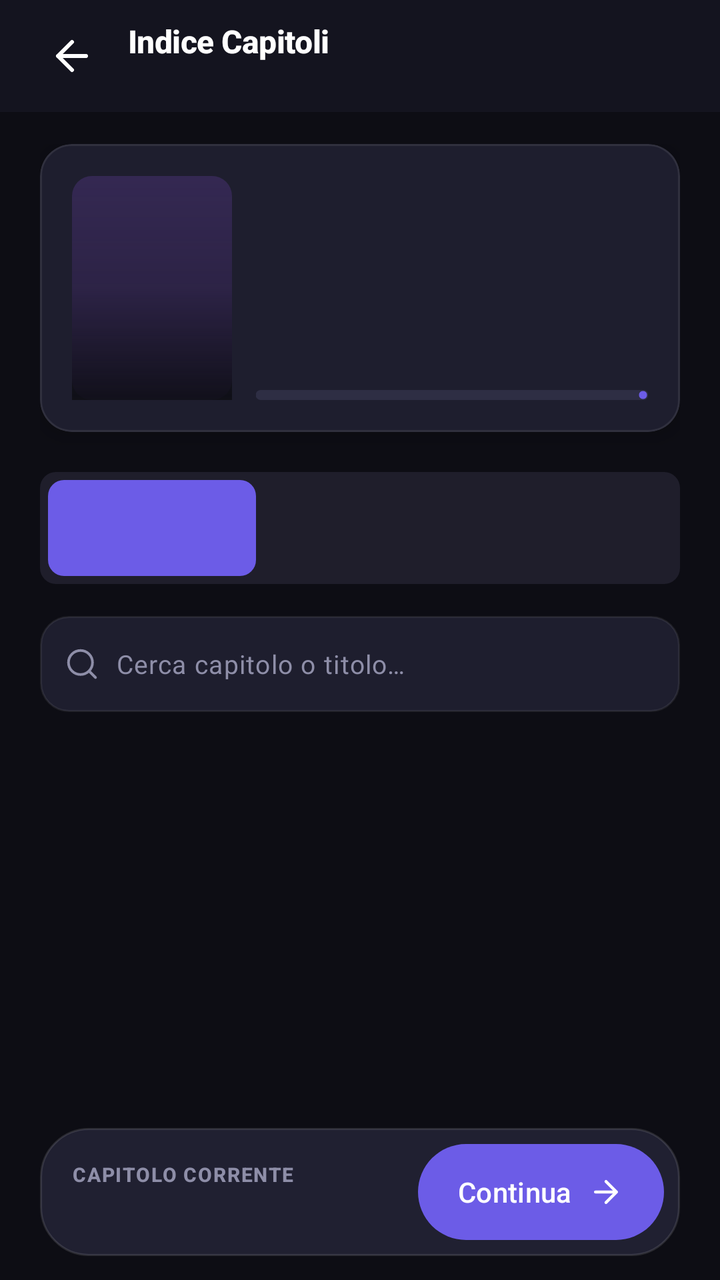
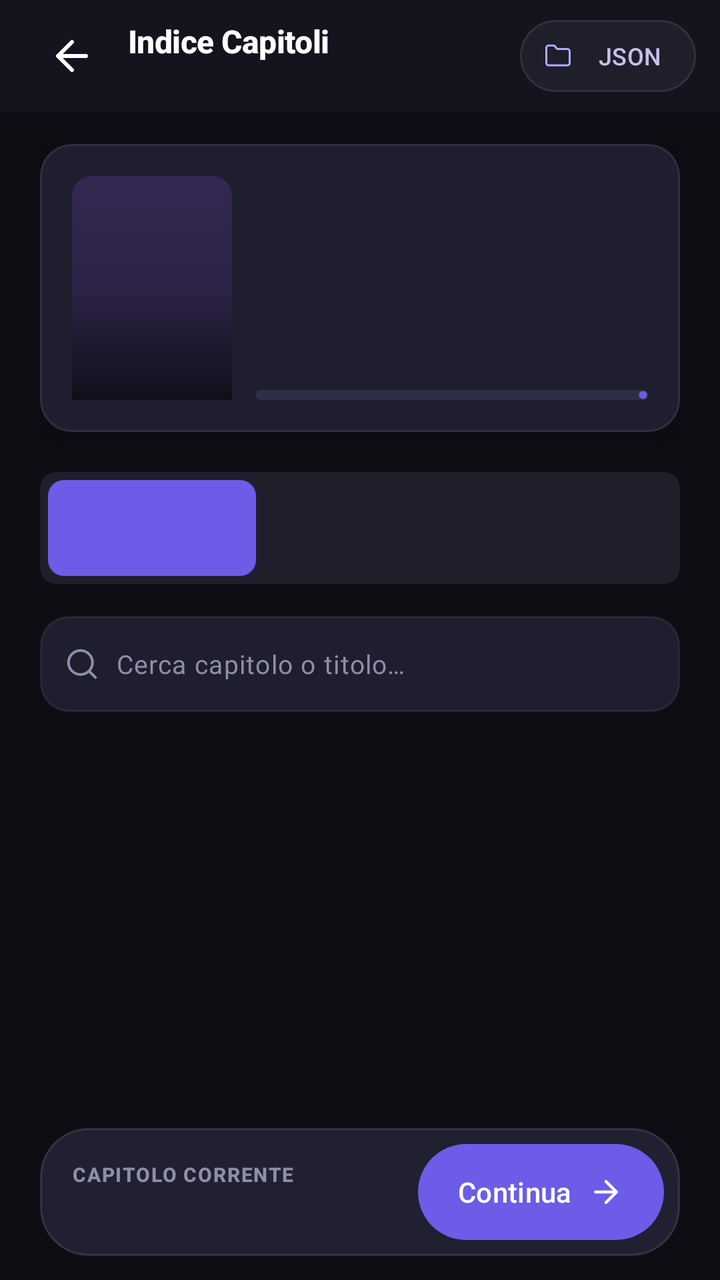

The first picture is an Android layout as it rendered before a commit; the second is the same layout after the commit. The layout source and the unified diff follow.
<!-- AndroidManifest.xml: application theme Theme.EReader -->
<!-- res/layout/activity_ebook_chapters.xml -->
<?xml version="1.0" encoding="utf-8"?>
<androidx.coordinatorlayout.widget.CoordinatorLayout xmlns:android="http://schemas.android.com/apk/res/android"
    xmlns:app="http://schemas.android.com/apk/res-auto"
    android:layout_width="match_parent"
    android:layout_height="match_parent"
    android:background="?attr/ereaderCanvasBg"
    android:fitsSystemWindows="true">

    <LinearLayout
        android:layout_width="match_parent"
        android:layout_height="match_parent"
        android:orientation="vertical">

        
        <LinearLayout
            android:layout_width="match_parent"
            android:layout_height="@dimen/top_bar_height"
            android:background="?attr/ereaderNavTranslucentBg"
            android:gravity="center_vertical"
            android:orientation="horizontal"
            android:paddingHorizontal="@dimen/space_md">

            <ImageButton
                android:id="@+id/btnChaptersBack"
                android:layout_width="@dimen/touch_target_min"
                android:layout_height="@dimen/touch_target_min"
                android:background="?attr/selectableItemBackgroundBorderless"
                android:contentDescription="@string/cd_back"
                android:padding="12dp"
                android:src="@drawable/ic_arrow_back"
                app:tint="?attr/ereaderTextPrimary" />

            <LinearLayout
                android:layout_width="0dp"
                android:layout_height="wrap_content"
                android:layout_marginStart="@dimen/space_xs"
                android:layout_weight="1"
                android:orientation="vertical">

                <TextView
                    style="@style/TextAppearance.EReader.HeadlineSm"
                    android:layout_width="match_parent"
                    android:layout_height="wrap_content"
                    android:ellipsize="end"
                    android:maxLines="1"
                    android:text="@string/chapters_title" />

                <TextView
                    android:id="@+id/tvEbookChaptersHeaderSub"
                    style="@style/TextAppearance.EReader.LabelMd"
                    android:layout_width="match_parent"
                    android:layout_height="wrap_content"
                    android:ellipsize="end"
                    android:maxLines="1" />
            </LinearLayout>
        </LinearLayout>

        <androidx.core.widget.NestedScrollView
            android:layout_width="match_parent"
            android:layout_height="0dp"
            android:layout_weight="1"
            android:clipToPadding="false"
            android:paddingBottom="168dp">

            <LinearLayout
                android:layout_width="match_parent"
                android:layout_height="wrap_content"
                android:orientation="vertical"
                android:paddingHorizontal="@dimen/margin_screen"
                android:paddingTop="@dimen/space_base">

                
                <com.google.android.material.card.MaterialCardView
                    style="@style/Widget.EReader.Card.Elevated"
                    android:layout_width="match_parent"
                    android:layout_height="wrap_content">

                    <LinearLayout
                        android:layout_width="match_parent"
                        android:layout_height="wrap_content"
                        android:orientation="horizontal"
                        android:padding="@dimen/space_base">

                        <FrameLayout
                            android:layout_width="80dp"
                            android:layout_height="112dp">

                            <com.google.android.material.imageview.ShapeableImageView
                                android:id="@+id/ivEbookSummaryCover"
                                android:layout_width="match_parent"
                                android:layout_height="match_parent"
                                android:background="@color/artwork_plum"
                                android:contentDescription="@null"
                                android:scaleType="centerCrop"
                                app:shapeAppearanceOverlay="@style/ShapeAppearance.EReader.Cover" />

                            <View
                                android:layout_width="match_parent"
                                android:layout_height="match_parent"
                                android:background="@drawable/bg_cover_vignette" />
                        </FrameLayout>

                        <LinearLayout
                            android:layout_width="0dp"
                            android:layout_height="wrap_content"
                            android:layout_marginStart="@dimen/space_md"
                            android:layout_weight="1"
                            android:minHeight="112dp"
                            android:orientation="vertical">

                            <TextView
                                android:id="@+id/tvEbookSummaryTitle"
                                style="@style/TextAppearance.EReader.HeadlineLg"
                                android:layout_width="match_parent"
                                android:layout_height="wrap_content"
                                android:ellipsize="end"
                                android:maxLines="2" />

                            <TextView
                                android:id="@+id/tvEbookSummaryMeta"
                                style="@style/TextAppearance.EReader.BodySm"
                                android:layout_width="match_parent"
                                android:layout_height="wrap_content"
                                android:ellipsize="end"
                                android:maxLines="1" />

                            <View
                                android:layout_width="0dp"
                                android:layout_height="0dp"
                                android:layout_weight="1" />

                            <LinearLayout
                                android:layout_width="match_parent"
                                android:layout_height="wrap_content"
                                android:layout_marginTop="@dimen/space_sm"
                                android:orientation="horizontal">

                                <TextView
                                    android:id="@+id/tvEbookSummaryPercent"
                                    style="@style/TextAppearance.EReader.LabelMd"
                                    android:layout_width="0dp"
                                    android:layout_height="wrap_content"
                                    android:layout_marginEnd="@dimen/space_sm"
                                    android:layout_weight="1"
                                    android:ellipsize="end"
                                    android:maxLines="1"
                                    android:textColor="?attr/colorPrimary"
                                    android:textStyle="bold" />

                                <TextView
                                    android:id="@+id/tvEbookSummaryPages"
                                    style="@style/TextAppearance.EReader.LabelMd"
                                    android:layout_width="wrap_content"
                                    android:layout_height="wrap_content"
                                    android:maxLines="1" />
                            </LinearLayout>

                            <com.google.android.material.progressindicator.LinearProgressIndicator
                                android:id="@+id/progressEbookSummary"
                                style="@style/Widget.EReader.ProgressBar"
                                android:layout_width="match_parent"
                                android:layout_height="wrap_content"
                                android:layout_marginTop="6dp" />
                        </LinearLayout>
                    </LinearLayout>
                </com.google.android.material.card.MaterialCardView>

                
                <LinearLayout
                    android:layout_width="match_parent"
                    android:layout_height="wrap_content"
                    android:layout_marginTop="@dimen/space_lg"
                    android:background="@drawable/bg_rounded_container"
                    android:orientation="horizontal"
                    android:padding="@dimen/space_xs">

                    <com.google.android.material.button.MaterialButton
                        android:id="@+id/tabEbookChapters"
                        style="@style/Widget.EReader.Button.Primary"
                        android:layout_width="0dp"
                        android:layout_height="wrap_content"
                        android:layout_weight="1"
                        android:ellipsize="end"
                        android:maxLines="1"
                        android:minHeight="@dimen/touch_target_min"
                        android:paddingHorizontal="@dimen/space_xs"
                        android:paddingVertical="@dimen/space_xs"
                        android:textSize="12sp"
                        app:cornerRadius="@dimen/radius_sm" />

                    <com.google.android.material.button.MaterialButton
                        android:id="@+id/tabEbookBookmarks"
                        style="@style/Widget.EReader.Button.Secondary"
                        android:layout_width="0dp"
                        android:layout_height="wrap_content"
                        android:layout_weight="1"
                        android:ellipsize="end"
                        android:maxLines="1"
                        android:minHeight="@dimen/touch_target_min"
                        android:paddingHorizontal="@dimen/space_xs"
                        android:paddingVertical="@dimen/space_xs"
                        android:textColor="?attr/ereaderTextSecondary"
                        android:textSize="12sp"
                        app:backgroundTint="@android:color/transparent"
                        app:cornerRadius="@dimen/radius_sm"
                        app:strokeWidth="0dp" />

                    <com.google.android.material.button.MaterialButton
                        android:id="@+id/tabEbookNotes"
                        style="@style/Widget.EReader.Button.Secondary"
                        android:layout_width="0dp"
                        android:layout_height="wrap_content"
                        android:layout_weight="1"
                        android:ellipsize="end"
                        android:maxLines="1"
                        android:minHeight="@dimen/touch_target_min"
                        android:paddingHorizontal="@dimen/space_xs"
                        android:paddingVertical="@dimen/space_xs"
                        android:textColor="?attr/ereaderTextSecondary"
                        android:textSize="12sp"
                        app:backgroundTint="@android:color/transparent"
                        app:cornerRadius="@dimen/radius_sm"
                        app:strokeWidth="0dp" />
                </LinearLayout>

                
                <LinearLayout
                    android:layout_width="match_parent"
                    android:layout_height="wrap_content"
                    android:layout_marginTop="@dimen/space_base"
                    android:background="@drawable/bg_search_input"
                    android:gravity="center_vertical"
                    android:minHeight="@dimen/search_bar_height"
                    android:orientation="horizontal"
                    android:paddingHorizontal="@dimen/space_md">

                    <ImageView
                        android:layout_width="18dp"
                        android:layout_height="18dp"
                        android:contentDescription="@null"
                        android:src="@drawable/ic_search"
                        app:tint="?attr/ereaderTextMuted" />

                    <EditText
                        android:id="@+id/etEbookChapterSearch"
                        style="@style/TextAppearance.EReader.BodySm"
                        android:layout_width="0dp"
                        android:layout_height="wrap_content"
                        android:layout_marginStart="@dimen/space_sm"
                        android:layout_weight="1"
                        android:background="@null"
                        android:hint="@string/chapters_search_hint"
                        android:imeOptions="actionSearch"
                        android:importantForAutofill="no"
                        android:inputType="text"
                        android:maxLines="1"
                        android:minHeight="@dimen/search_bar_height"
                        android:textColor="?attr/ereaderTextPrimary"
                        android:textColorHint="?attr/ereaderTextMuted" />
                </LinearLayout>

                
                <LinearLayout
                    android:id="@+id/cardActiveEbookChapter"
                    android:layout_width="match_parent"
                    android:layout_height="wrap_content"
                    android:layout_marginTop="@dimen/space_base"
                    android:layout_marginBottom="@dimen/space_xs"
                    android:background="@drawable/bg_card_active_chapter"
                    android:orientation="vertical"
                    android:padding="@dimen/space_base"
                    android:visibility="gone">

                    <LinearLayout
                        android:layout_width="match_parent"
                        android:layout_height="wrap_content"
                        android:gravity="center_vertical"
                        android:orientation="horizontal">

                        <View
                            android:layout_width="8dp"
                            android:layout_height="8dp"
                            android:background="@drawable/bg_dot_primary" />

                        <TextView
                            android:id="@+id/tvActiveChapterStatus"
                            style="@style/TextAppearance.EReader.LabelBadge"
                            android:layout_width="0dp"
                            android:layout_height="wrap_content"
                            android:layout_marginStart="@dimen/space_sm"
                            android:layout_marginEnd="@dimen/space_sm"
                            android:layout_weight="1"
                            android:textColor="?attr/colorPrimary" />

                        <TextView
                            android:id="@+id/tvActiveChapterBadge"
                            style="@style/TextAppearance.EReader.LabelMd"
                            android:layout_width="wrap_content"
                            android:layout_height="wrap_content"
                            android:background="@drawable/bg_chip_default"
                            android:paddingHorizontal="@dimen/space_sm"
                            android:paddingVertical="2dp"
                            android:textColor="?attr/ereaderTextAccent" />
                    </LinearLayout>

                    <TextView
                        android:id="@+id/tvActiveChapterTitle"
                        style="@style/TextAppearance.EReader.HeadlineSm"
                        android:layout_width="match_parent"
                        android:layout_height="wrap_content"
                        android:layout_marginTop="@dimen/space_sm" />

                    <LinearLayout
                        android:layout_width="match_parent"
                        android:layout_height="wrap_content"
                        android:layout_marginTop="@dimen/space_sm"
                        android:orientation="horizontal">

                        <TextView
                            style="@style/TextAppearance.EReader.LabelMd"
                            android:layout_width="0dp"
                            android:layout_height="wrap_content"
                            android:layout_marginEnd="@dimen/space_sm"
                            android:layout_weight="1"
                            android:text="@string/chapter_progress_label" />

                        <TextView
                            android:id="@+id/tvActiveChapterProgress"
                            style="@style/TextAppearance.EReader.LabelMd"
                            android:layout_width="wrap_content"
                            android:layout_height="wrap_content"
                            android:textColor="?attr/colorPrimary"
                            android:textStyle="bold" />
                    </LinearLayout>

                    <com.google.android.material.progressindicator.LinearProgressIndicator
                        android:id="@+id/progressActiveChapter"
                        style="@style/Widget.EReader.ProgressBar"
                        android:layout_width="match_parent"
                        android:layout_height="wrap_content"
                        android:layout_marginTop="6dp" />

                    <com.google.android.material.button.MaterialButton
                        android:id="@+id/btnResumeChapter"
                        style="@style/Widget.EReader.Button.Primary"
                        android:layout_width="wrap_content"
                        android:layout_height="wrap_content"
                        android:layout_marginTop="@dimen/space_md"
                        android:minHeight="@dimen/button_height_secondary"
                        android:paddingHorizontal="@dimen/space_base"
                        android:paddingVertical="@dimen/space_sm"
                        android:text="@string/action_resume_reading"
                        android:textSize="13sp"
                        app:icon="@drawable/ic_play"
                        app:iconGravity="textEnd"
                        app:iconSize="16dp"
                        app:iconTint="@color/white" />
                </LinearLayout>

                <LinearLayout
                    android:id="@+id/layoutEbookTreeControls"
                    android:layout_width="match_parent"
                    android:layout_height="wrap_content"
                    android:layout_marginTop="@dimen/space_sm"
                    android:gravity="center_vertical"
                    android:orientation="horizontal"
                    android:visibility="gone">

                    <TextView
                        android:id="@+id/tvEbookTreeSummary"
                        style="@style/TextAppearance.EReader.LabelMd"
                        android:layout_width="0dp"
                        android:layout_height="wrap_content"
                        android:layout_weight="1"
                        android:ellipsize="end"
                        android:maxLines="1"
                        android:textColor="?attr/ereaderTextMuted" />

                    <com.google.android.material.button.MaterialButton
                        android:id="@+id/btnEbookToggleExpandAll"
                        style="@style/Widget.Material3.Button.TextButton"
                        android:layout_width="wrap_content"
                        android:layout_height="wrap_content"
                        android:minHeight="36dp"
                        android:paddingHorizontal="@dimen/space_sm"
                        android:text="@string/chapters_expand_all"
                        android:textAllCaps="false"
                        android:textColor="?attr/colorPrimary"
                        android:textSize="12sp" />
                </LinearLayout>

                <TextView
                    android:id="@+id/tvEbookChaptersEmpty"
                    style="@style/TextAppearance.EReader.Caption"
                    android:layout_width="match_parent"
                    android:layout_height="wrap_content"
                    android:layout_marginTop="@dimen/space_lg"
                    android:gravity="center"
                    android:padding="@dimen/space_base"
                    android:text="@string/chapters_empty_items"
                    android:visibility="gone" />

                
                <LinearLayout
                    android:id="@+id/containerEbookChapters"
                    android:layout_width="match_parent"
                    android:layout_height="wrap_content"
                    android:layout_marginTop="@dimen/space_md"
                    android:orientation="vertical" />
            </LinearLayout>
        </androidx.core.widget.NestedScrollView>
    </LinearLayout>

    
    <LinearLayout
        android:layout_width="match_parent"
        android:layout_height="wrap_content"
        android:layout_gravity="bottom"
        android:layout_marginHorizontal="@dimen/margin_screen"
        android:layout_marginBottom="@dimen/space_md"
        android:orientation="vertical">

        <FrameLayout
            android:layout_width="match_parent"
            android:layout_height="wrap_content"
            android:layout_marginBottom="@dimen/space_sm">

            <include layout="@layout/layout_mini_player" />
        </FrameLayout>

        <LinearLayout
            android:id="@+id/layoutBottomCurrentChapter"
            android:layout_width="match_parent"
            android:layout_height="wrap_content"
            android:background="@drawable/bg_floating_hud"
            android:elevation="12dp"
            android:gravity="center_vertical"
            android:orientation="horizontal"
            android:paddingVertical="@dimen/space_sm"
            android:paddingStart="@dimen/space_base"
            android:paddingEnd="@dimen/space_sm">

            <LinearLayout
                android:layout_width="0dp"
                android:layout_height="wrap_content"
                android:layout_marginEnd="@dimen/space_sm"
                android:layout_weight="1"
                android:orientation="vertical">

                <TextView
                    style="@style/TextAppearance.EReader.LabelBadge"
                    android:layout_width="wrap_content"
                    android:layout_height="wrap_content"
                    android:text="@string/current_chapter"
                    android:textColor="?attr/ereaderTextMuted" />

                <TextView
                    android:id="@+id/tvBottomCurrentChapter"
                    style="@style/TextAppearance.EReader.BodySm"
                    android:layout_width="match_parent"
                    android:layout_height="wrap_content"
                    android:ellipsize="end"
                    android:maxLines="1"
                    android:textColor="?attr/ereaderTextPrimary"
                    android:textStyle="bold" />
            </LinearLayout>

            <com.google.android.material.button.MaterialButton
                android:id="@+id/btnContinueFromIndex"
                style="@style/Widget.EReader.Button.Primary"
                android:layout_width="wrap_content"
                android:layout_height="wrap_content"
                android:minHeight="@dimen/button_height_secondary"
                android:paddingHorizontal="@dimen/space_lg"
                android:paddingVertical="@dimen/space_sm"
                android:text="@string/action_continue"
                app:cornerRadius="@dimen/radius_pill"
                app:icon="@drawable/ic_arrow_forward"
                app:iconGravity="textEnd"
                app:iconSize="18dp"
                app:iconTint="@color/white" />
        </LinearLayout>
    </LinearLayout>
</androidx.coordinatorlayout.widget.CoordinatorLayout>
<!-- res/layout/layout_mini_player.xml (included above) -->
<?xml version="1.0" encoding="utf-8"?>
<LinearLayout xmlns:android="http://schemas.android.com/apk/res/android"
    xmlns:app="http://schemas.android.com/apk/res-auto"
    android:id="@+id/miniPlayerBar"
    android:layout_width="match_parent"
    android:layout_height="wrap_content"
    android:background="@drawable/bg_floating_hud"
    android:clickable="true"
    android:elevation="12dp"
    android:focusable="true"
    android:gravity="center_vertical"
    android:orientation="horizontal"
    android:padding="@dimen/space_sm"
    android:visibility="gone">

    <FrameLayout
        android:layout_width="40dp"
        android:layout_height="40dp">

        <com.google.android.material.imageview.ShapeableImageView
            android:id="@+id/ivMiniCover"
            android:layout_width="match_parent"
            android:layout_height="match_parent"
            android:background="@color/artwork_plum"
            android:contentDescription="@null"
            android:scaleType="centerCrop"
            app:shapeAppearanceOverlay="@style/ShapeAppearance.EReader.Thumb" />

        <View
            android:layout_width="match_parent"
            android:layout_height="match_parent"
            android:background="@color/scrim_card" />

        <ImageView
            android:id="@+id/ivMiniTypeIcon"
            android:layout_width="18dp"
            android:layout_height="18dp"
            android:layout_gravity="center"
            android:contentDescription="@null"
            android:src="@drawable/ic_equalizer"
            app:tint="@color/primary" />
    </FrameLayout>

    <LinearLayout
        android:layout_width="0dp"
        android:layout_height="wrap_content"
        android:layout_marginStart="@dimen/space_sm"
        android:layout_marginEnd="@dimen/space_xs"
        android:layout_weight="1"
        android:orientation="vertical">

        <TextView
            android:id="@+id/tvMiniTitle"
            style="@style/TextAppearance.EReader.BodySm"
            android:layout_width="match_parent"
            android:layout_height="wrap_content"
            android:ellipsize="end"
            android:maxLines="1"
            android:textColor="?attr/ereaderTextPrimary"
            android:textStyle="bold" />

        <TextView
            android:id="@+id/tvMiniSubtitle"
            style="@style/TextAppearance.EReader.LabelMd"
            android:layout_width="match_parent"
            android:layout_height="wrap_content"
            android:ellipsize="end"
            android:maxLines="1" />
    </LinearLayout>

    <ImageButton
        android:id="@+id/btnMiniRewind"
        android:layout_width="@dimen/touch_target_min"
        android:layout_height="@dimen/touch_target_min"
        android:background="?attr/selectableItemBackgroundBorderless"
        android:contentDescription="@string/cd_rewind_15"
        android:padding="13dp"
        android:scaleType="centerInside"
        android:src="@drawable/ic_replay_15"
        app:tint="?attr/ereaderTextSecondary" />

    <ImageButton
        android:id="@+id/btnMiniPlayPause"
        android:layout_width="@dimen/touch_target_min"
        android:layout_height="@dimen/touch_target_min"
        android:layout_marginHorizontal="@dimen/space_xxs"
        android:background="@drawable/bg_circle_primary"
        android:contentDescription="@string/cd_play_pause"
        android:padding="14dp"
        android:scaleType="centerInside"
        android:src="@drawable/ic_pause"
        app:tint="@color/on_primary_container" />

    <ImageButton
        android:id="@+id/btnMiniStop"
        android:layout_width="@dimen/touch_target_min"
        android:layout_height="@dimen/touch_target_min"
        android:background="?attr/selectableItemBackgroundBorderless"
        android:contentDescription="@string/cd_stop_session"
        android:padding="13dp"
        android:scaleType="centerInside"
        android:src="@drawable/ic_close"
        app:tint="@color/error" />
</LinearLayout>
<!-- resources referenced by this layout -->
<resources>
  <color name="artwork_plum">#FF342852</color>
  <color name="error">#FFFFB4AB</color>
  <color name="on_primary_container">#FFFAF6FF</color>
  <color name="primary">#FFC6BFFF</color>
  <color name="scrim_card">#990D0D14</color>
  <color name="white">#FFFFFFFF</color>
  <dimen name="button_height_secondary">48dp</dimen>
  <dimen name="margin_screen">20dp</dimen>
  <dimen name="radius_pill">999dp</dimen>
  <dimen name="radius_sm">8dp</dimen>
  <dimen name="search_bar_height">48dp</dimen>
  <dimen name="space_base">16dp</dimen>
  <dimen name="space_lg">20dp</dimen>
  <dimen name="space_md">12dp</dimen>
  <dimen name="space_sm">8dp</dimen>
  <dimen name="space_xs">4dp</dimen>
  <dimen name="space_xxs">2dp</dimen>
  <dimen name="top_bar_height">56dp</dimen>
  <dimen name="touch_target_min">48dp</dimen>
  <string name="action_continue">Continua</string>
  <string name="cd_back">Torna indietro</string>
  <string name="chapters_title">Indice Capitoli</string>
  <dimen name="radius_xl">16dp</dimen>
  <color name="border_active">#666C5CE7</color>
  <color name="primary_container">#FF6C5CE7</color>
  <color name="scrim_vignette_center">#330D0D14</color>
  <color name="scrim_vignette_end">#000D0D14</color>
  <color name="scrim_vignette_start">#E60D0D14</color>
  <dimen name="radius_2xl">24dp</dimen>
  <dimen name="radius_lg">14dp</dimen>
  <dimen name="progress_track_height">5dp</dimen>
  <color name="on_primary">#FF2900A0</color>
  <color name="primary_fixed">#FFE4DFFF</color>
  <color name="primary_fixed_dim">@color/primary</color>
  <color name="secondary">#FFA29BFE</color>
  <color name="on_secondary">#FF2A1F7E</color>
  <color name="secondary_container">#FF413996</color>
  <color name="on_secondary_container">#FFB2ACFF</color>
  <color name="tertiary">#FF8075FF</color>
  <color name="tertiary_container">#FF695DE6</color>
  <color name="on_tertiary_container">#FFFAF5FF</color>
  <color name="surface">#FF12121E</color>
  <color name="surface_bright">#FF383845</color>
  <color name="surface_container_highest">#FF343341</color>
  <color name="on_surface">#FFE3E0F2</color>
  <color name="on_surface_variant">#FFC8C4D7</color>
  <color name="surface_container_lowest">#FF0D0D19</color>
  <color name="surface_container_low">#FF1A1A27</color>
  <color name="surface_container">#FF1F1E2B</color>
  <color name="surface_container_high">#FF292936</color>
  <color name="outline">#FF928EA0</color>
  <color name="outline_variant">#FF474554</color>
  <color name="on_error">#FF690005</color>
  <color name="error_container">#FF93000A</color>
  <color name="on_error_container">#FFFFDAD6</color>
  <color name="canvas_base">#FF0D0D14</color>
  <color name="surface_nav">#FF161622</color>
  <color name="surface_nav_translucent">#D9161622</color>
  <color name="surface_card">#FF1A1A26</color>
  <color name="surface_elevated">#FF1E1E2E</color>
  <color name="surface_floating_glass">#EB222234</color>
  <color name="surface_chip">#FF222232</color>
  <color name="text_primary">@color/white</color>
  <color name="text_secondary">#FF9494A8</color>
  <color name="text_muted">#FF8E8EA8</color>
  <color name="text_lavender">#FFC8C0EA</color>
  <color name="border_subtle">#14FFFFFF</color>
  <color name="border_glass">#1FFFFFFF</color>
  <color name="track_neutral">#FF2E2E44</color>
  <!-- unchanged entries left out for length: 38 -->
</resources>

<!-- the commit's change to res/layout/activity_ebook_chapters.xml (unified diff, before → after) -->
@@ -53,6 +53,21 @@
                     android:ellipsize="end"
                     android:maxLines="1" />
             </LinearLayout>
+
+            <com.google.android.material.button.MaterialButton
+                android:id="@+id/btnImportEbookMetadataJson"
+                style="@style/Widget.EReader.Button.Secondary"
+                android:layout_width="wrap_content"
+                android:layout_height="wrap_content"
+                android:layout_marginStart="@dimen/space_xs"
+                android:minHeight="36dp"
+                android:paddingHorizontal="@dimen/space_md"
+                android:paddingVertical="4dp"
+                android:text="@string/action_import_metadata_json"
+                android:textSize="12sp"
+                app:cornerRadius="@dimen/radius_pill"
+                app:icon="@drawable/ic_folder"
+                app:iconSize="14dp" />
         </LinearLayout>
 
         <androidx.core.widget.NestedScrollView
@@ -413,6 +428,7 @@
 
     
     <LinearLayout
+        android:id="@+id/bottomDockEbookChapters"
         android:layout_width="match_parent"
         android:layout_height="wrap_content"
         android:layout_gravity="bottom"
<!-- resource entries referenced after the edit -->
@@ -19,7 +19,22 @@
   <dimen name="space_xxs">2dp</dimen>
   <dimen name="top_bar_height">56dp</dimen>
   <dimen name="touch_target_min">48dp</dimen>
+  <!-- drawable ic_folder (drawable) -->
+  <vector xmlns:android="http://schemas.android.com/apk/res/android"
+      android:width="24dp"
+      android:height="24dp"
+      android:viewportWidth="24"
+      android:viewportHeight="24">
+      <path
+          android:fillColor="@android:color/transparent"
+          android:pathData="M4,20h16a2,2 0,0 0,2 -2V8a2,2 0,0 0,-2 -2h-7.93a2,2 0,0 1,-1.66 -0.9l-0.82,-1.2A2,2 0,0 0,7.93 3H4a2,2 0,0 0,-2 2v13c0,1.1 0.9,2 2,2z"
+          android:strokeColor="@color/white"
+          android:strokeLineCap="round"
+          android:strokeLineJoin="round"
+          android:strokeWidth="1.75" />
+  </vector>
   <string name="action_continue">Continua</string>
+  <string name="action_import_metadata_json">JSON</string>
   <string name="cd_back">Torna indietro</string>
   <string name="chapters_title">Indice Capitoli</string>
   <dimen name="radius_xl">16dp</dimen>
